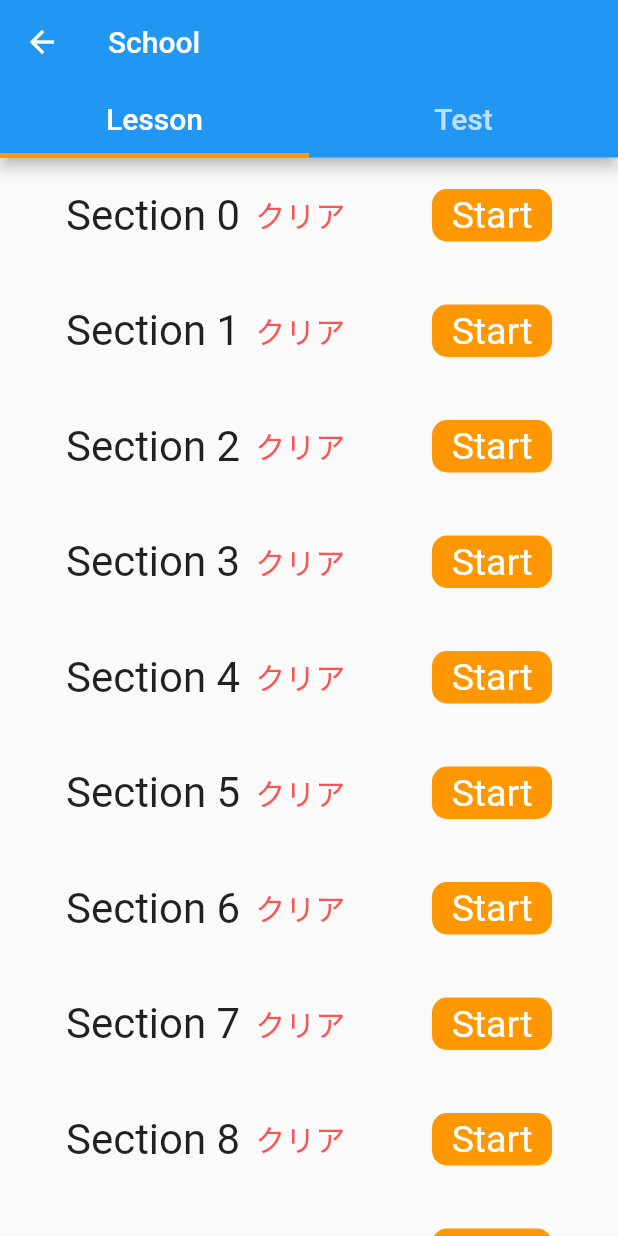
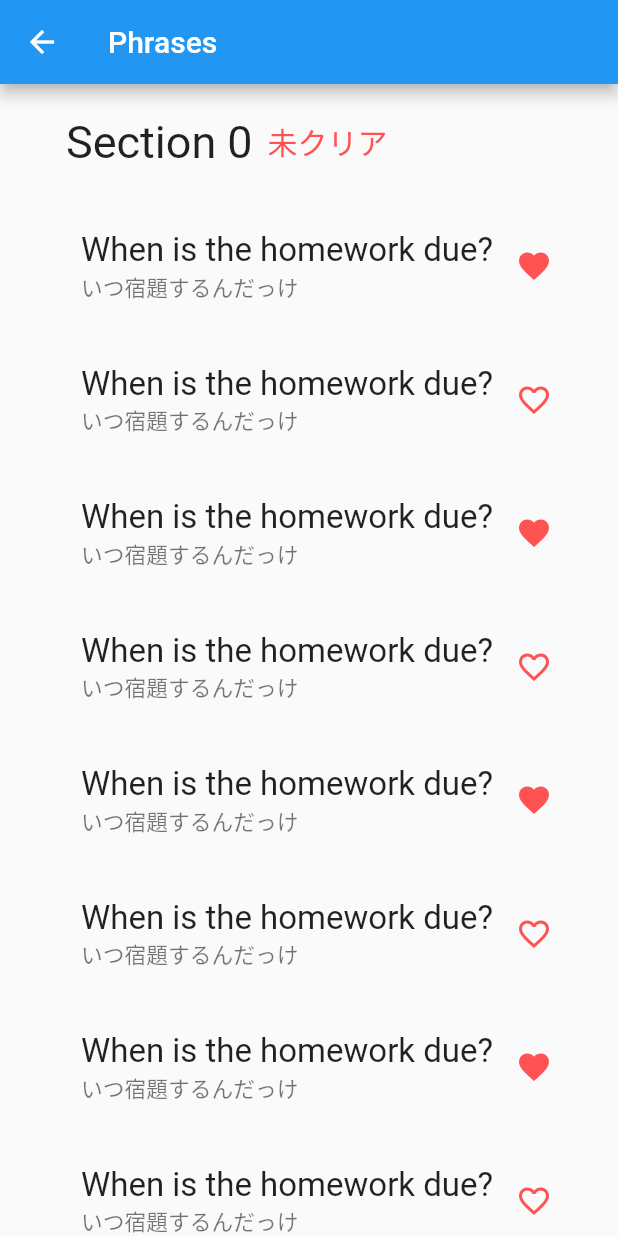
Before and after one commit to world-rize/wr-app, a Flutter app: the SectionSelectPage screen opened directly, after a tap on "Start", on a phone screen of 412 x 824 dp. Run offline on Flutter 3.47's test engine with Material 2 defaults, Android fonts, the phone set to English and light mode, and no system bars; our stand-ins replace getflutter.

Commit message:
[Add] Phrase detail view

```diff
--- /dev/null
+++ b/lib/model/section.dart
@@ -0,0 +1,14 @@
+class Phrase {
+  String english;
+  String japanese;
+  bool favorite;
+
+  Phrase({this.english, this.japanese, this.favorite: false});
+}
+
+class Section {
+  String title;
+  List<Phrase> phrases;
+
+  Section(this.title, this.phrases);
+}
--- a/lib/ui/lesson/lesson_page.dart
+++ b/lib/ui/lesson/lesson_page.dart
@@ -1,6 +1,6 @@
 import 'package:flutter/material.dart';
 import 'package:flutter/cupertino.dart';
-import 'package:wr_app/ui/lesson/section_select.dart';
+import 'package:wr_app/ui/lesson/section_select_page.dart';
 import 'package:getflutter/getflutter.dart';
 
 final List<String> imageList = [
--- /dev/null
+++ b/lib/ui/lesson/phrase_detail_page.dart
@@ -0,0 +1,51 @@
+import 'package:flutter/material.dart';
+import 'package:flutter/cupertino.dart';
+import 'package:getflutter/getflutter.dart';
+import 'package:wr_app/model/section.dart';
+
+class PhraseDetailPage extends StatelessWidget {
+  final Section section;
+
+  PhraseDetailPage({this.section});
+
+  Widget _createHeader() {
+    return Padding(
+      padding: EdgeInsets.symmetric(vertical: 5.0, horizontal: 20.0),
+      child: GFListTile(
+        avatar: Text(section.title, style: TextStyle(fontSize: 30)),
+        title: Text('未クリア',
+            style: TextStyle(fontSize: 20, color: Colors.redAccent)),
+      ),
+    );
+  }
+
+  Widget _createPhraseView(Phrase phrase) {
+    return Padding(
+      padding: EdgeInsets.symmetric(vertical: 5.0, horizontal: 20.0),
+      child: GFListTile(
+        title: Text(phrase.english, style: TextStyle(fontSize: 22)),
+        subtitleText: phrase.japanese,
+        icon: Icon(phrase.favorite ? Icons.favorite : Icons.favorite_border,
+            color: Colors.redAccent),
+      ),
+    );
+  }
+
+  @override
+  Widget build(BuildContext context) {
+    return Scaffold(
+      appBar: AppBar(
+        backgroundColor: Colors.blue,
+        title: Text('Phrases'),
+      ),
+      body: SingleChildScrollView(
+        child: Column(
+          children: <Widget>[
+            _createHeader(),
+            ...section.phrases.map(_createPhraseView).toList(),
+          ],
+        ),
+      ),
+    );
+  }
+}
--- a/lib/ui/lesson/section_select.dart
+++ b/lib/ui/lesson/section_select_page.dart
@@ -1,14 +1,8 @@
 import 'package:flutter/material.dart';
 import 'package:flutter/cupertino.dart';
 import 'package:getflutter/getflutter.dart';
-
-class Section {
-  bool isExpanded = false;
-  String title;
-  List<String> phrases;
-
-  Section(this.title, this.phrases, {this.isExpanded: false});
-}
+import 'package:wr_app/ui/lesson/phrase_detail_page.dart';
+import 'package:wr_app/model/section.dart';
 
 class SectionSelectPage extends StatefulWidget {
   @override
@@ -40,7 +34,12 @@ class _SectionSelectPageState extends State<SectionSelectPage>
             style: TextStyle(color: Colors.redAccent, fontSize: 20)),
         // right
         icon: GFButton(
-          onPressed: () {},
+          onPressed: () {
+            Navigator.of(context).push(
+              MaterialPageRoute(
+                  builder: (_) => PhraseDetailPage(section: section)),
+            );
+          },
           child: Text('Start', style: TextStyle(fontSize: 25)),
           color: Colors.orange,
           borderShape:
@@ -51,8 +50,14 @@ class _SectionSelectPageState extends State<SectionSelectPage>
   }
 
   Widget _createTabView(Tab tab) {
-    final _sections = List<Section>.generate(
-        10, (i) => Section('Section $i', ['a', 'b', 'c', 'd']));
+    final _dummyPhrases = List<Phrase>.generate(
+        10,
+        (i) => Phrase(
+            english: 'When is the homework due?',
+            japanese: 'いつ宿題するんだっけ',
+            favorite: i % 2 == 0));
+    final _sections =
+        List<Section>.generate(10, (i) => Section('Section $i', _dummyPhrases));
 
     return SingleChildScrollView(
       child: Column(
```
